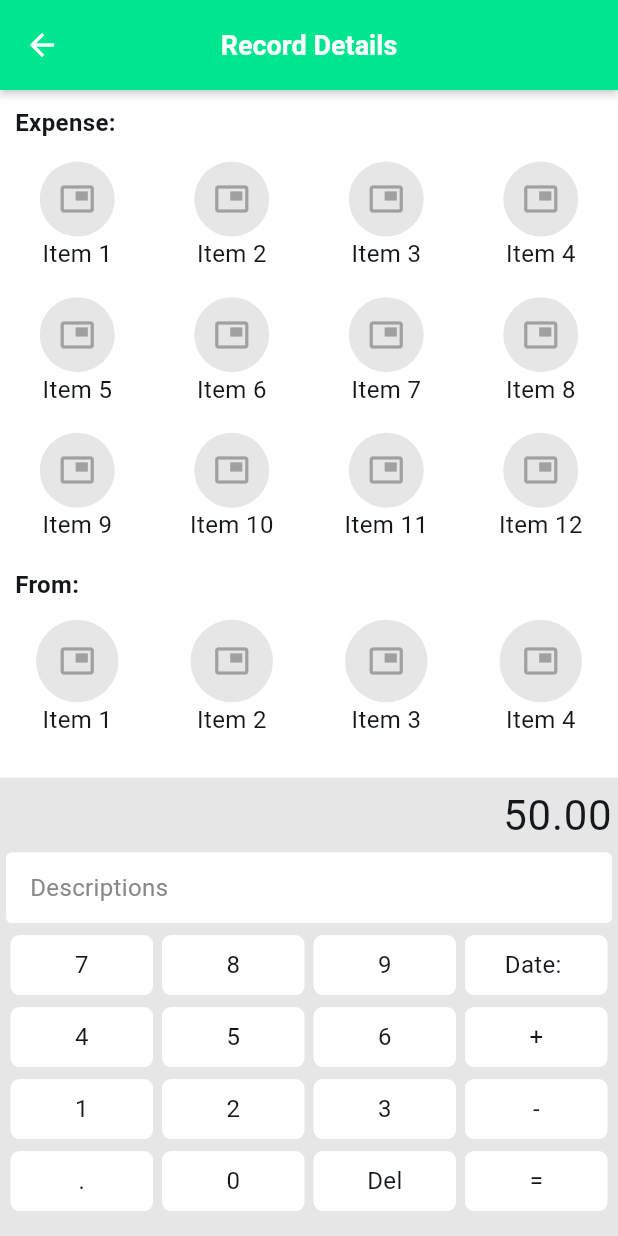
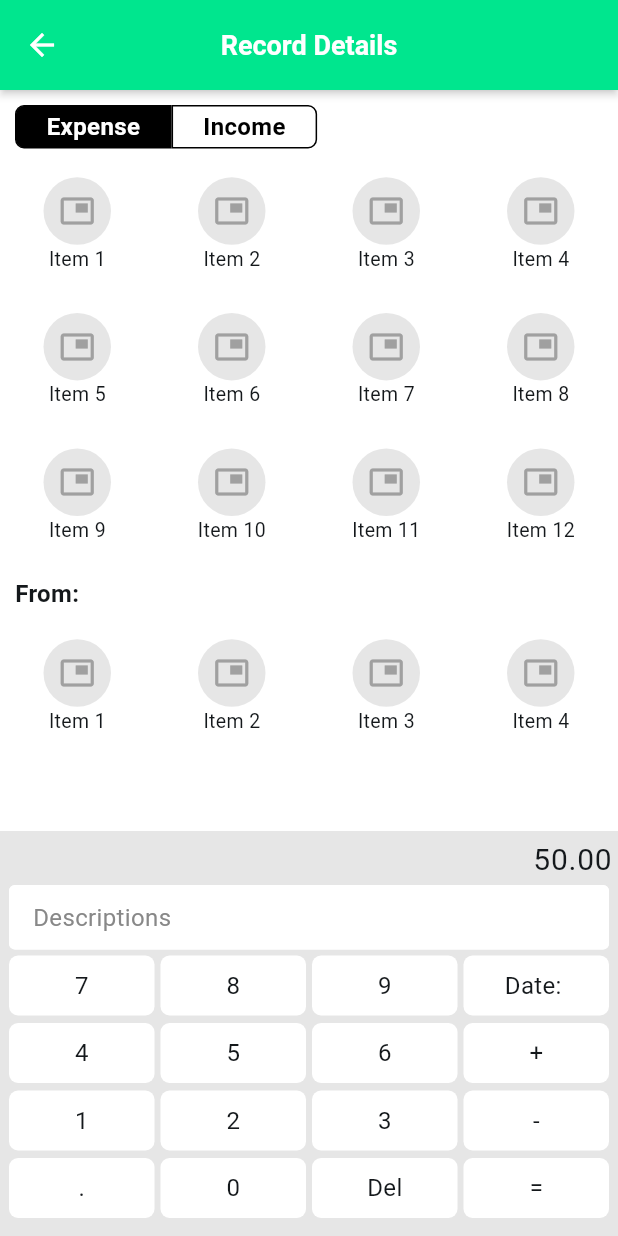
Before and after one commit to saturd67/coin_log, a Flutter app: the RecordDetails screen opened directly, on a phone screen of 412 x 824 dp. Run offline on Flutter 3.47's test engine with Material 3 defaults, Android fonts, the light colour scheme and no system bars; our stand-ins replace flutter_keyboard_visibility.

Commit message:
initial commit.

```diff
--- a/lib/main.dart
+++ b/lib/main.dart
@@ -43,7 +43,7 @@ class MyApp extends StatelessWidget {
                     color: Color(0xff888888)
                 ),
                 bodyLarge: TextStyle(
-                    fontSize: 28,
+                    fontSize: 20,
                     fontWeight: FontWeight.normal,
                     color: Color(0xff14181b)
                 ),
@@ -64,7 +64,7 @@ class MyApp extends StatelessWidget {
             ),
             inputDecorationTheme: const InputDecorationTheme(
               isDense: true,
-              contentPadding: EdgeInsets.symmetric(vertical: 12, horizontal: 12),
+              contentPadding: EdgeInsets.symmetric(vertical: 10, horizontal: 12),
               border: OutlineInputBorder(),
               filled: true,
               fillColor: Color(0xffffffff),
--- a/lib/views/RecordDetails.dart
+++ b/lib/views/RecordDetails.dart
@@ -51,12 +51,15 @@ class _RecordDetailsState extends State<RecordDetails> {
               crossAxisAlignment: CrossAxisAlignment.start,
               children: [
                 Expanded(
-                  flex: 3,
+                  flex: 1,
                   child: SingleChildScrollView(
                     child: Column(
                       crossAxisAlignment: CrossAxisAlignment.stretch,
                       children: [
-                        Padding(padding: const EdgeInsetsDirectional.fromSTEB(10, 10, 0, 0), child: Text("Expense: ", style: TextStyle(fontWeight: FontWeight.bold),)),
+                        Padding(
+                          padding: const EdgeInsetsDirectional.fromSTEB(10, 10, 0, 0),
+                          child: SwitchButton()
+                        ),
                         Padding(
                           padding: const EdgeInsetsDirectional.fromSTEB(0, 10, 0, 0),
                           child: SizedBox(
@@ -78,15 +81,17 @@ class _RecordDetailsState extends State<RecordDetails> {
                                       mainAxisAlignment: MainAxisAlignment.center,
                                       children: [
                                         Container(
-                                          width: 50,
-                                          height: 50,
+                                          width:45,
+                                          height: 45,
                                           decoration: BoxDecoration(
                                             shape: BoxShape.circle,
                                             color: Theme.of(context).colorScheme.tertiary
                                           ),
                                           child: Icon(Icons.picture_in_picture),
                                         ),
-                                        Text("Item $itemNumber")
+                                        Text("Item $itemNumber", style: TextStyle(
+                                          fontSize: 13
+                                        ),)
                                       ],
                                     );
                                   },
@@ -118,15 +123,15 @@ class _RecordDetailsState extends State<RecordDetails> {
                                       mainAxisAlignment: MainAxisAlignment.center,
                                       children: [
                                         Container(
-                                          width: 55,
-                                          height: 55,
+                                          width: 45,
+                                          height: 45,
                                           decoration: BoxDecoration(
                                             shape: BoxShape.circle,
                                             color: Theme.of(context).colorScheme.tertiary
                                           ),
                                           child: Icon(Icons.picture_in_picture),
                                         ),
-                                        Text("Item $itemNumber")
+                                        Text("Item $itemNumber", style: TextStyle(fontSize: 13),)
                                       ],
                                     );
                                   },
@@ -140,8 +145,12 @@ class _RecordDetailsState extends State<RecordDetails> {
                     ),
                   ),
                 ),
-                Expanded(
-                  flex: isKeyboardVisible ? 0 : 2,
+                // Expanded(
+                //   flex: isKeyboardVisible ? 0 : 1,
+                //   child: RecordDetailsKeyboard(isKeyboardVisible: isKeyboardVisible)
+                // ),
+                SizedBox(
+                  height: isKeyboardVisible ? 95: 270,
                   child: RecordDetailsKeyboard(isKeyboardVisible: isKeyboardVisible)
                 ),
               ],
@@ -150,6 +159,95 @@ class _RecordDetailsState extends State<RecordDetails> {
         )
       );
 
+  }
+}
+
+class SwitchButton extends StatefulWidget {
+  const SwitchButton({
+    super.key,
+  });
+
+  @override
+  State<SwitchButton> createState() => _SwitchButtonState();
+}
+
+class _SwitchButtonState extends State<SwitchButton> {
+  String focusedButton = "Expense";
+
+  Color getBackgroundColor(bool isFocus) {
+    return isFocus ? Color(0xff000000) : Color(0xffffffff);
+  }
+
+  Color getFontColor(bool isFocus) {
+    return isFocus ? Color(0xffffffff) : Color(0xff000000);
+  }
+
+  @override
+  Widget build(BuildContext context) {
+    return Row(
+      children: [
+        GestureDetector(
+          onTap: () {
+            setState(() {
+              focusedButton = "Expense";
+            });
+          },
+          child: Container(
+            decoration: BoxDecoration(
+              color: getBackgroundColor(focusedButton == "Expense"),
+              border: Border.all(
+                color: Color(0xff000000),
+                width: 1.0
+              ),
+              borderRadius: BorderRadius.only(
+                topLeft: Radius.circular(6),
+                bottomLeft: Radius.circular(6)
+              )
+            ),
+            child: Padding(
+              padding: const EdgeInsets.fromLTRB(20.0, 2.0, 20.0, 2.0),
+              child: Text(
+                "Expense",
+                style: TextStyle(
+                  color: getFontColor(focusedButton == "Expense"),
+                  fontWeight: FontWeight.bold
+                ),
+              ),
+            ),
+          ),
+        ),
+        GestureDetector(
+          onTap: () {
+            setState(() {
+              focusedButton = "Income";
+            });
+          },
+          child: Container(
+            decoration: BoxDecoration(
+              color: getBackgroundColor(focusedButton == "Income"),
+              border: Border.all(
+                color:Color(0xff000000),
+                width: 1.0
+              ),
+              borderRadius: BorderRadius.only(
+                topRight: Radius.circular(6),
+                bottomRight: Radius.circular(6)
+              ),
+            ),
+            child: Padding(
+              padding: const EdgeInsets.fromLTRB(20.0, 2.0, 20.0, 2.0),
+              child: Text(
+                "Income",
+                style: TextStyle(
+                  color: getFontColor(focusedButton == "Income"),
+                  fontWeight: FontWeight.bold
+                )
+              ),
+            )
+          ),
+        )
+      ],
+    );
   }
 }
 
@@ -178,7 +276,7 @@ class RecordDetailsKeyboard extends StatelessWidget {
               ]
             ),
             Padding(
-              padding: const EdgeInsets.symmetric(vertical: 4.0),
+              padding: const EdgeInsets.fromLTRB(2.0, 2.0, 2.0, 4.0),
               child: TextField(
                 style: Theme.of(context).textTheme.bodyMedium,
                 decoration: InputDecoration(
@@ -187,13 +285,14 @@ class RecordDetailsKeyboard extends StatelessWidget {
               ),
             ),
             if (!isKeyboardVisible)
-              Column(
-                mainAxisAlignment: MainAxisAlignment.center,
-                crossAxisAlignment: CrossAxisAlignment.center,
+              SizedBox(
+                height: 175,
+                child: Column(
+                  mainAxisSize: MainAxisSize.max,
+                  mainAxisAlignment: MainAxisAlignment.spaceBetween,
+                  crossAxisAlignment: CrossAxisAlignment.stretch,
                   children: [
-                  Padding(
-                    padding: const EdgeInsets.symmetric(vertical: 4.0),
-                    child: Row(
+                    Row(
                       mainAxisAlignment: MainAxisAlignment.spaceAround,
                       children: [
                         RecordDetailsKeyboardButton(buttonText: "7"),
@@ -202,10 +301,7 @@ class RecordDetailsKeyboard extends StatelessWidget {
                         RecordDetailsKeyboardButton(buttonText: "Date: "),
                       ],
                     ),
-                  ),
-                   Padding(
-                    padding: const EdgeInsets.symmetric(vertical: 4.0),
-                    child: Row(
+                     Row(
                        mainAxisAlignment: MainAxisAlignment.spaceAround,
                        children: [
                          RecordDetailsKeyboardButton(buttonText: "4"),
@@ -214,10 +310,7 @@ class RecordDetailsKeyboard extends StatelessWidget {
                          RecordDetailsKeyboardButton(buttonText: "+"),
                        ],
                      ),
-                  ),
-                   Padding(
-                    padding: const EdgeInsets.symmetric(vertical: 4.0),
-                    child: Row(
+                     Row(
                        mainAxisAlignment: MainAxisAlignment.spaceAround,
                        children: [
                          RecordDetailsKeyboardButton(buttonText: "1"),
@@ -226,10 +319,7 @@ class RecordDetailsKeyboard extends StatelessWidget {
                          RecordDetailsKeyboardButton(buttonText: "-"),
                        ],
                      ),
-                  ),
-                   Padding(
-                    padding: const EdgeInsets.symmetric(vertical: 4.0),
-                    child: Row(
+                     Row(
                        mainAxisAlignment: MainAxisAlignment.spaceAround,
                        children: [
                          RecordDetailsKeyboardButton(buttonText: "."),
@@ -238,8 +328,8 @@ class RecordDetailsKeyboard extends StatelessWidget {
                          RecordDetailsKeyboardButton(buttonText: "="),
                        ],
                      ),
+                  ],
                 ),
-                ],
               )
           ],
         ),
@@ -248,7 +338,7 @@ class RecordDetailsKeyboard extends StatelessWidget {
   }
 }
 
-class RecordDetailsKeyboardButton extends StatelessWidget {
+class RecordDetailsKeyboardButton extends StatefulWidget {
   String buttonText;
 
   RecordDetailsKeyboardButton({
@@ -257,20 +347,45 @@ class RecordDetailsKeyboardButton extends StatelessWidget {
   });
 
   @override
+  State<RecordDetailsKeyboardButton> createState() => _RecordDetailsKeyboardButtonState();
+}
+
+class _RecordDetailsKeyboardButtonState extends State<RecordDetailsKeyboardButton> {
+  bool pressed = false;
+
+  @override
   Widget build(BuildContext context) {
-    return GestureDetector(
+    return Expanded(
+      child: GestureDetector(
         onTap: () {
-        print(buttonText);
+          print(widget.buttonText);
         },
+        onTapDown: (_) {
+          setState(() {
+            pressed = true;
+          });
+        },
+        onTapUp: (_) {
+          setState(() {
+            pressed = false;
+          });
+        },
+        child: AnimatedOpacity(
+          duration: Duration(milliseconds: 100),
+          opacity: pressed ? 0.5 : 1.0,
+          child: Padding(
+            padding: const EdgeInsets.symmetric(horizontal: 2.0),
             child: Container(
-        width: 95,
               height: 40,
               decoration: BoxDecoration(
                 color: Color(0xffffffff),
                 borderRadius: BorderRadius.circular(6)
               ),
               child: Center(
-          child: Text(buttonText)
+                child: Text(widget.buttonText)
+              ),
+            ),
+          ),
         ),
       ),
     );
```
Lines whose indentation alone changed are shown as unchanged.
